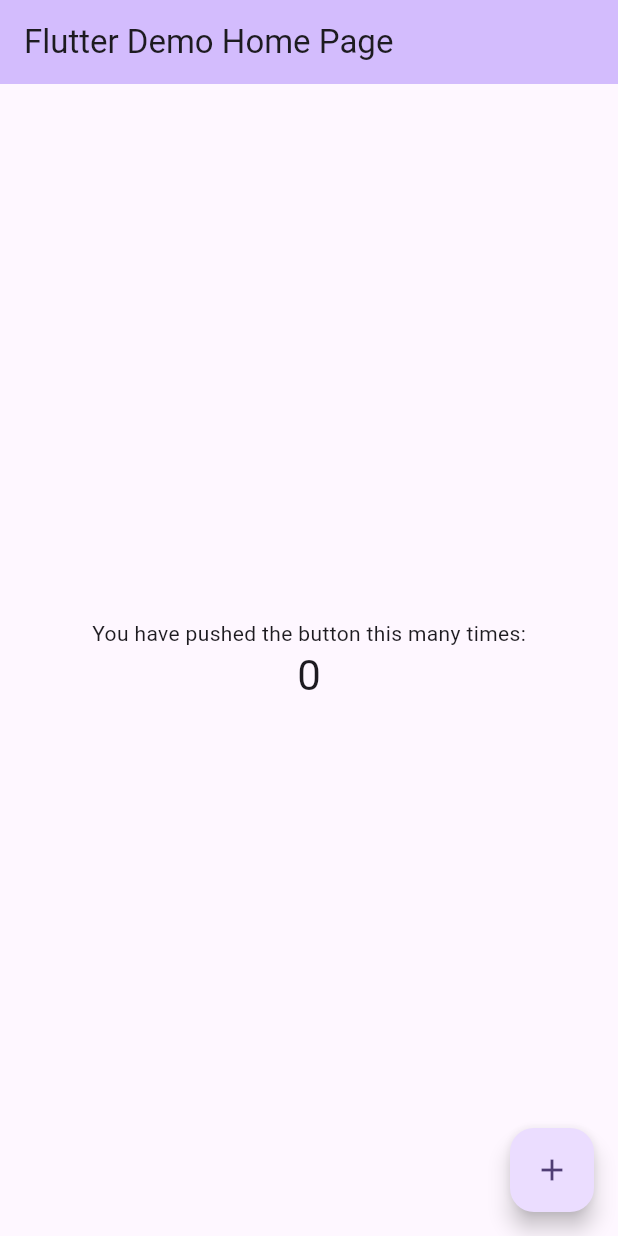
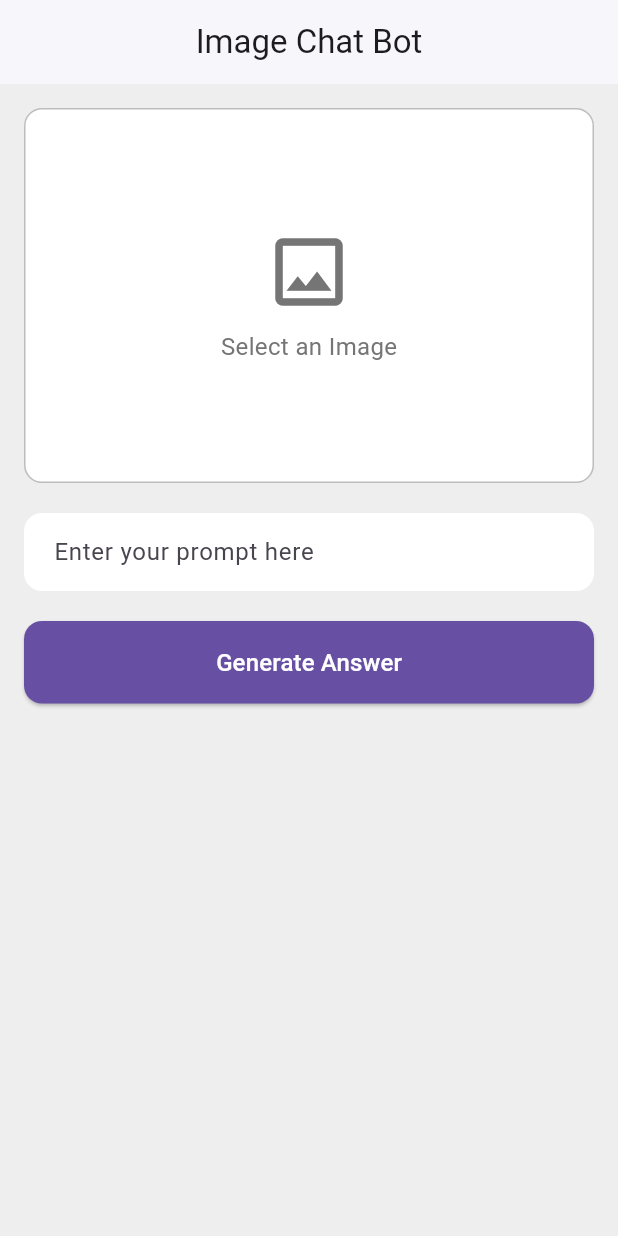
Before and after one commit to dvphu79/gemini_spark, a Flutter app: the screen it shows after launch, on a phone screen of 412 x 824 dp. Run offline on Flutter 3.47's test engine with Material 3 defaults, Android fonts, the phone set to English and light mode, and no system bars; our stand-ins replace flutter_dotenv, flutter_riverpod, freezed_annotation, google_generative_ai, image_picker.

Commit message:
feat(chat): Build initial chat bot screen and logic
This commit introduces the core user-facing feature of the application: the interactive chat screen. It establishes the complete vertical slice from UI to business logic for the image-based chat functionality.

*   **`ChatScreen` (UI):**
    *   A clean, stateful UI built with `ConsumerStatefulWidget` to react to state changes from Riverpod.
    *   Includes a tappable image selection area that displays the chosen image.
    *   A text input field for the user's prompt.
    *   A "Generate Answer" button that shows a loading indicator during API calls.
    *   A dedicated area to display the AI-generated response.

*   **`ChatController` (Business Logic):**
    *   A `StateNotifier` that manages the screen's state and contains all business logic.
    *   Implements `pickImage()` using the `image_picker` package to get an image from the gallery.
    *   Implements `generateAnswer()` which constructs a multimodal prompt (image + text) and calls the Google Gemini API.
    *   Handles loading states and updates the UI with the response or any errors.

*   **`ChatState` (State):**
    *   An immutable data class to hold the state for the chat feature, including the selected image file, the generated answer, and the loading status.

*   **File Structure:**
    *   All feature-specific files (`chat_screen.dart`, `chat_controller.dart`, `chat_state.dart`) are organized under the `lib/src/` directory for better project structure.
    *   `main.dart` is updated to set `ChatScreen` as the home widget and wrap the app in a `ProviderScope`.

```diff
--- a/lib/main.dart
+++ b/lib/main.dart
@@ -1,122 +1,27 @@
 import 'package:flutter/material.dart';
+import 'package:flutter_dotenv/flutter_dotenv.dart';
+import 'package:flutter_riverpod/flutter_riverpod.dart';
+import 'src/chat_screen.dart';
 
-void main() {
-  runApp(const MyApp());
+Future<void> main() async {
+  // Ensure that widgets are initialized
+  WidgetsFlutterBinding.ensureInitialized();
+  // Load the .env file
+  await dotenv.load(fileName: ".env");
+  // Run the app
+  runApp(const ProviderScope(child: GeminiSparkApp()));
 }
 
-class MyApp extends StatelessWidget {
-  const MyApp({super.key});
+class GeminiSparkApp extends StatelessWidget {
+  const GeminiSparkApp({super.key});
 
-  // This widget is the root of your application.
   @override
   Widget build(BuildContext context) {
     return MaterialApp(
-      title: 'Flutter Demo',
-      theme: ThemeData(
-        // This is the theme of your application.
-        //
-        // TRY THIS: Try running your application with "flutter run". You'll see
-        // the application has a purple toolbar. Then, without quitting the app,
-        // try changing the seedColor in the colorScheme below to Colors.green
-        // and then invoke "hot reload" (save your changes or press the "hot
-        // reload" button in a Flutter-supported IDE, or press "r" if you used
-        // the command line to start the app).
-        //
-        // Notice that the counter didn't reset back to zero; the application
-        // state is not lost during the reload. To reset the state, use hot
-        // restart instead.
-        //
-        // This works for code too, not just values: Most code changes can be
-        // tested with just a hot reload.
-        colorScheme: ColorScheme.fromSeed(seedColor: Colors.deepPurple),
-      ),
-      home: const MyHomePage(title: 'Flutter Demo Home Page'),
+      title: 'Gemini Spark',
+      theme: ThemeData(primarySwatch: Colors.blue),
+      home: const ChatScreen(),
+      debugShowCheckedModeBanner: false,
     );
   }
 }
-
-class MyHomePage extends StatefulWidget {
-  const MyHomePage({super.key, required this.title});
-
-  // This widget is the home page of your application. It is stateful, meaning
-  // that it has a State object (defined below) that contains fields that affect
-  // how it looks.
-
-  // This class is the configuration for the state. It holds the values (in this
-  // case the title) provided by the parent (in this case the App widget) and
-  // used by the build method of the State. Fields in a Widget subclass are
-  // always marked "final".
-
-  final String title;
-
-  @override
-  State<MyHomePage> createState() => _MyHomePageState();
-}
-
-class _MyHomePageState extends State<MyHomePage> {
-  int _counter = 0;
-
-  void _incrementCounter() {
-    setState(() {
-      // This call to setState tells the Flutter framework that something has
-      // changed in this State, which causes it to rerun the build method below
-      // so that the display can reflect the updated values. If we changed
-      // _counter without calling setState(), then the build method would not be
-      // called again, and so nothing would appear to happen.
-      _counter++;
-    });
-  }
-
-  @override
-  Widget build(BuildContext context) {
-    // This method is rerun every time setState is called, for instance as done
-    // by the _incrementCounter method above.
-    //
-    // The Flutter framework has been optimized to make rerunning build methods
-    // fast, so that you can just rebuild anything that needs updating rather
-    // than having to individually change instances of widgets.
-    return Scaffold(
-      appBar: AppBar(
-        // TRY THIS: Try changing the color here to a specific color (to
-        // Colors.amber, perhaps?) and trigger a hot reload to see the AppBar
-        // change color while the other colors stay the same.
-        backgroundColor: Theme.of(context).colorScheme.inversePrimary,
-        // Here we take the value from the MyHomePage object that was created by
-        // the App.build method, and use it to set our appbar title.
-        title: Text(widget.title),
-      ),
-      body: Center(
-        // Center is a layout widget. It takes a single child and positions it
-        // in the middle of the parent.
-        child: Column(
-          // Column is also a layout widget. It takes a list of children and
-          // arranges them vertically. By default, it sizes itself to fit its
-          // children horizontally, and tries to be as tall as its parent.
-          //
-          // Column has various properties to control how it sizes itself and
-          // how it positions its children. Here we use mainAxisAlignment to
-          // center the children vertically; the main axis here is the vertical
-          // axis because Columns are vertical (the cross axis would be
-          // horizontal).
-          //
-          // TRY THIS: Invoke "debug painting" (choose the "Toggle Debug Paint"
-          // action in the IDE, or press "p" in the console), to see the
-          // wireframe for each widget.
-          mainAxisAlignment: MainAxisAlignment.center,
-          children: <Widget>[
-            const Text('You have pushed the button this many times:'),
-            Text(
-              '$_counter',
-              style: Theme.of(context).textTheme.headlineMedium,
-            ),
-          ],
-        ),
-      ),
-      floatingActionButton: FloatingActionButton(
-        onPressed: _incrementCounter,
-        tooltip: 'Increment',
-        child: const Icon(Icons.add),
-      ), // This trailing comma makes auto-formatting nicer for build methods.
-    );
-  }
-}
--- /dev/null
+++ b/lib/src/chat_controller.dart
@@ -0,0 +1,79 @@
+import 'dart:typed_data';
+import 'package:flutter_dotenv/flutter_dotenv.dart';
+import 'package:flutter_riverpod/flutter_riverpod.dart';
+import 'package:google_generative_ai/google_generative_ai.dart';
+import 'package:image_picker/image_picker.dart';
+import 'chat_state.dart';
+
+// The API key is now loaded from the .env file.
+
+class ChatControllerNotifier extends StateNotifier<ChatState> {
+  ChatControllerNotifier() : super(ChatState());
+
+  final ImagePicker _picker = ImagePicker();
+  GenerativeModel? _model;
+
+  void _initializeModel() {
+    final apiKey = dotenv.env['GEMINI_API_KEY'];
+    if (apiKey == null || apiKey.isEmpty) {
+      state = state.copyWith(
+        answer:
+            "Error: API Key not set. Please add your Gemini API key in the .env file.",
+        isLoading: false,
+      );
+      return;
+    }
+    _model = GenerativeModel(model: 'gemini-1.5-flash', apiKey: apiKey);
+  }
+
+  Future<void> pickImage() async {
+    try {
+      final XFile? image = await _picker.pickImage(source: ImageSource.gallery);
+      if (image != null) {
+        // Clear previous answer when a new image is picked
+        state = state.copyWith(imageFile: image, answer: '');
+      }
+    } catch (e) {
+      state = state.copyWith(answer: 'Failed to pick image: $e');
+    }
+  }
+
+  Future<void> generateAnswer(String prompt) async {
+    if (state.imageFile == null) {
+      state = state.copyWith(answer: 'Please select an image first.');
+      return;
+    }
+    if (prompt.isEmpty) {
+      state = state.copyWith(answer: 'Please enter a prompt.');
+      return;
+    }
+
+    state = state.copyWith(isLoading: true, answer: '');
+
+    _initializeModel();
+    if (_model == null) return;
+
+    try {
+      final Uint8List imageBytes = await state.imageFile!.readAsBytes();
+      final imagePart = DataPart('image/jpeg', imageBytes);
+
+      final content = [
+        Content.multi([TextPart(prompt), imagePart]),
+      ];
+
+      final response = await _model!.generateContent(content);
+
+      state = state.copyWith(answer: response.text, isLoading: false);
+    } catch (e) {
+      state = state.copyWith(
+        answer: 'Failed to generate answer: ',
+        isLoading: false,
+      );
+    }
+  }
+}
+
+final chatControllerProvider =
+    StateNotifierProvider<ChatControllerNotifier, ChatState>(
+      (ref) => ChatControllerNotifier(),
+    );
--- /dev/null
+++ b/lib/src/chat_screen.dart
@@ -0,0 +1,148 @@
+import 'dart:io';
+import 'package:flutter/material.dart';
+import 'package:flutter_riverpod/flutter_riverpod.dart';
+import 'chat_controller.dart';
+
+class ChatScreen extends ConsumerStatefulWidget {
+  const ChatScreen({super.key});
+
+  @override
+  ConsumerState<ChatScreen> createState() => _ChatScreenState();
+}
+
+class _ChatScreenState extends ConsumerState<ChatScreen> {
+  final TextEditingController _promptController = TextEditingController();
+
+  @override
+  void dispose() {
+    _promptController.dispose();
+    super.dispose();
+  }
+
+  @override
+  Widget build(BuildContext context) {
+    final chatState = ref.watch(chatControllerProvider);
+    final chatController = ref.read(chatControllerProvider.notifier);
+
+    return Scaffold(
+      backgroundColor: Colors.grey[200],
+      appBar: AppBar(
+        title: const Text('Image Chat Bot'),
+        centerTitle: true,
+        backgroundColor: Colors.white,
+        elevation: 1,
+      ),
+      body: SingleChildScrollView(
+        child: Padding(
+          padding: const EdgeInsets.all(16.0),
+          child: Column(
+            crossAxisAlignment: CrossAxisAlignment.stretch,
+            children: [
+              // Image selection area
+              GestureDetector(
+                onTap: () => chatController.pickImage(),
+                child: Container(
+                  height: 250,
+                  decoration: BoxDecoration(
+                    color: Colors.white,
+                    borderRadius: BorderRadius.circular(12),
+                    border: Border.all(color: Colors.grey[400]!),
+                  ),
+                  child: chatState.imageFile == null
+                      ? Center(
+                          child: Column(
+                            mainAxisAlignment: MainAxisAlignment.center,
+                            children: [
+                              Icon(
+                                Icons.image_outlined,
+                                size: 60,
+                                color: Colors.grey[600],
+                              ),
+                              const SizedBox(height: 8),
+                              Text(
+                                'Select an Image',
+                                style: TextStyle(
+                                  color: Colors.grey[600],
+                                  fontSize: 16,
+                                ),
+                              ),
+                            ],
+                          ),
+                        )
+                      : ClipRRect(
+                          borderRadius: BorderRadius.circular(12),
+                          child: Image.file(
+                            File(chatState.imageFile!.path),
+                            fit: BoxFit.cover,
+                          ),
+                        ),
+                ),
+              ),
+              const SizedBox(height: 20),
+
+              // Prompt input field
+              TextField(
+                controller: _promptController,
+                decoration: InputDecoration(
+                  hintText: 'Enter your prompt here',
+                  filled: true,
+                  fillColor: Colors.white,
+                  border: OutlineInputBorder(
+                    borderRadius: BorderRadius.circular(12),
+                    borderSide: BorderSide.none,
+                  ),
+                  contentPadding: const EdgeInsets.symmetric(
+                    horizontal: 16,
+                    vertical: 14,
+                  ),
+                ),
+              ),
+              const SizedBox(height: 20),
+
+              // Generate Answer button
+              ElevatedButton(
+                onPressed: chatState.isLoading
+                    ? null
+                    : () =>
+                          chatController.generateAnswer(_promptController.text),
+                style: ElevatedButton.styleFrom(
+                  padding: const EdgeInsets.symmetric(vertical: 16),
+                  shape: RoundedRectangleBorder(
+                    borderRadius: BorderRadius.circular(12),
+                  ),
+                  backgroundColor: Theme.of(context).primaryColor,
+                  foregroundColor: Colors.white,
+                ),
+                child: chatState.isLoading
+                    ? const SizedBox(
+                        height: 24,
+                        width: 24,
+                        child: CircularProgressIndicator(
+                          color: Colors.white,
+                          strokeWidth: 3,
+                        ),
+                      )
+                    : const Text(
+                        'Generate Answer',
+                        style: TextStyle(fontSize: 16),
+                      ),
+              ),
+              const SizedBox(height: 20),
+
+              // Answer display area
+              if (chatState.answer != null && chatState.answer!.isNotEmpty)
+                Container(
+                  padding: const EdgeInsets.all(16.0),
+                  decoration: BoxDecoration(
+                    color: Colors.white,
+                    borderRadius: BorderRadius.circular(12),
+                  ),
+                  child: Text(chatState.answer!),
+                ),
+            ],
+          ),
+        ),
+      ),
+    );
+  }
+}
--- /dev/null
+++ b/lib/src/chat_state.dart
@@ -0,0 +1,16 @@
+import 'package:image_picker/image_picker.dart';
+import 'package:freezed_annotation/freezed_annotation.dart';
+
+part 'chat_state.freezed.dart';
+
+@freezed
+class ChatState with _$ChatState {
+  const factory ChatState({
+    XFile? imageFile,
+    String? answer,
+    @Default(false) bool isLoading,
+  }) = _ChatState;
+
+  @override
+  dynamic noSuchMethod(Invocation invocation) => super.noSuchMethod(invocation);
+}
```
Also changed, not shown: pubspec.yaml (+10 -1 lines), lib/src/chat_state.freezed.dart (added), pubspec.lock, 5 other files.
